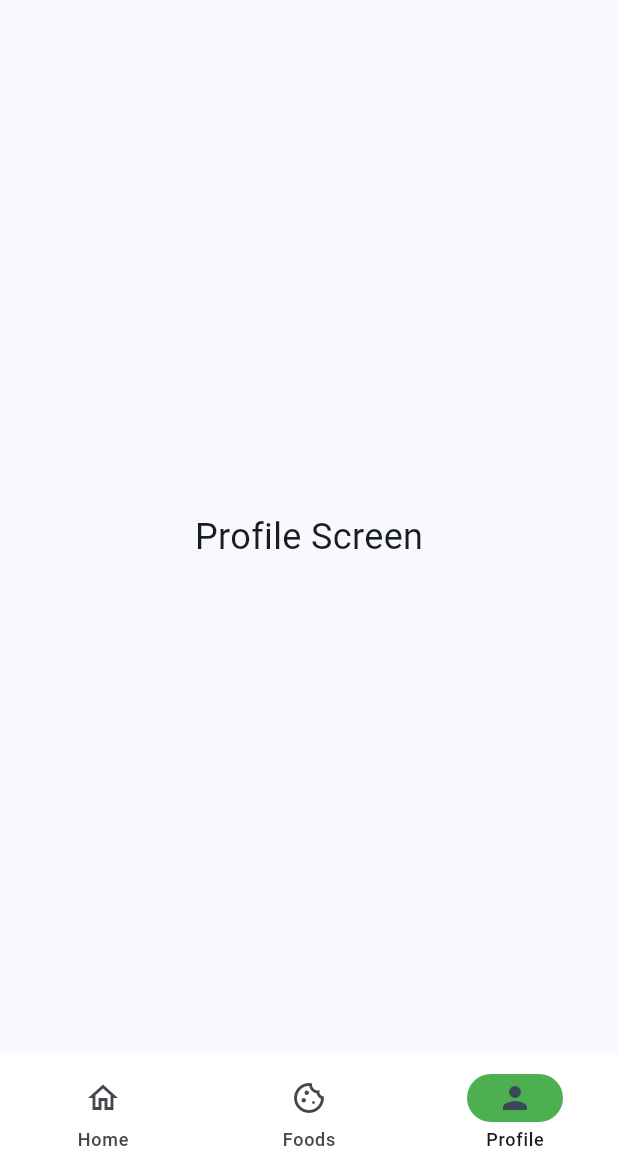
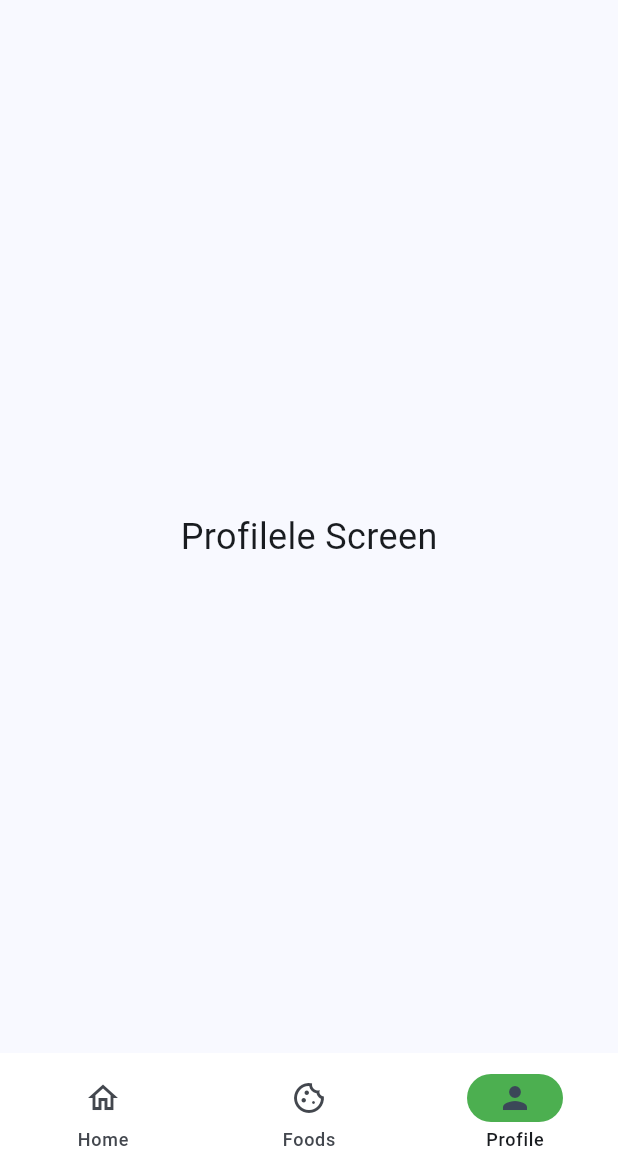
Before and after one commit to JSkrpp/PIM-Project, a Flutter app: the screen it shows after launch, item 3 of the bottom bar chosen, on a phone screen of 412 x 824 dp, the part 63-1236 px from its top. Run offline on Flutter 3.47's test engine with Material 3 defaults, Android fonts, the phone set to English and light mode, and no system bars.

Commit message:
published profile branch

```diff
--- a/calorie_tracker/lib/screens/profile_screen.dart
+++ b/calorie_tracker/lib/screens/profile_screen.dart
@@ -7,7 +7,7 @@ class ProfileScreen extends StatelessWidget {
   Widget build(BuildContext context) {
     return const Center(
       child: Text(
-        'Profile Screen',
+        'Profilele Screen',
         style: TextStyle(fontSize: 24),
       ),
     );
```
